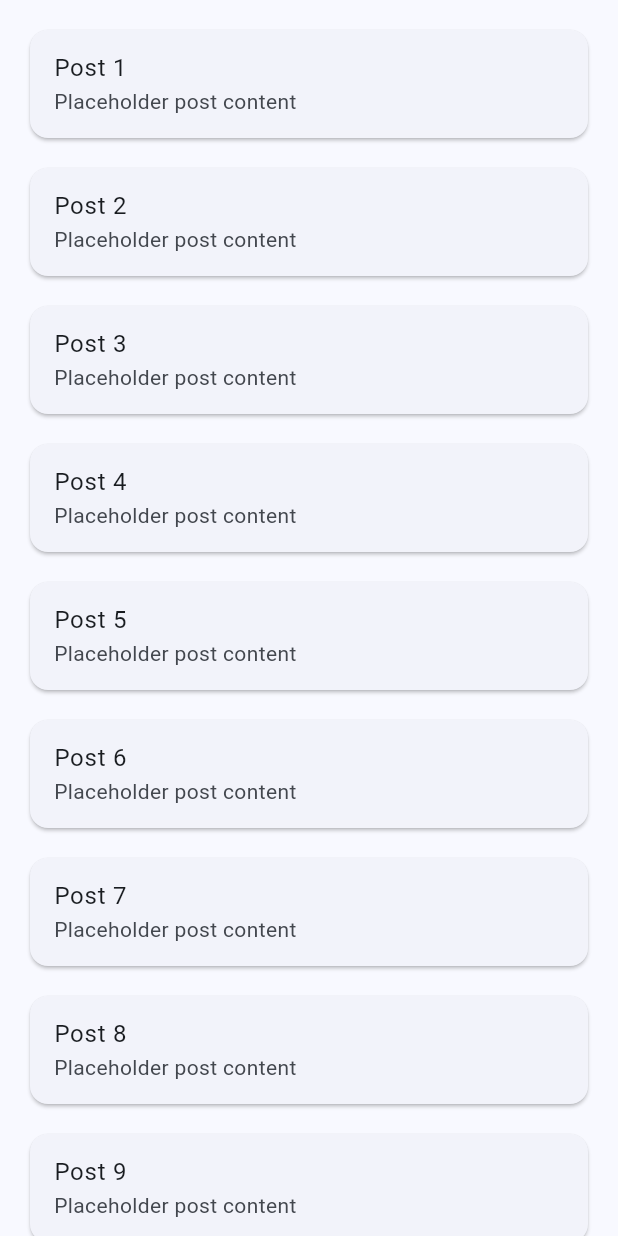
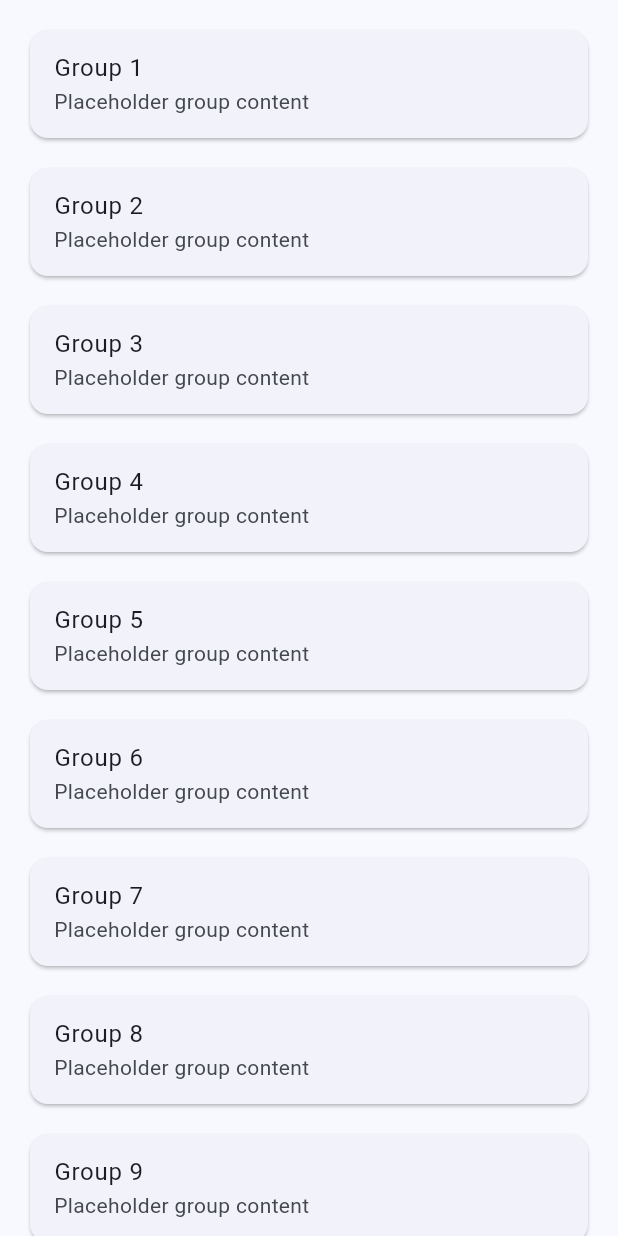
Before and after one commit to 23r0c001/flutter.posts, a Flutter app: the screen it shows after launch, on a phone screen of 412 x 824 dp. Run offline on Flutter 3.47's test engine with Material 3 defaults, Android fonts, the phone set to English and light mode, and no system bars; our stand-ins replace go_router; missing offline and left inert: dart:html.

Commit message:
Refactor import paths to use the new package structure for consistency across forum home views and widgets.

```diff
--- a/lib/src/views/forum_home/forum_shell.dart
+++ b/lib/src/views/forum_home/forum_shell.dart
@@ -1,7 +1,7 @@
 import 'package:flutter/material.dart';
+import 'package:flutter_posts/src/shared/navigation/lightbox_controller.dart';
+import 'package:flutter_posts/src/shared/widgets/responsive_layout.dart';
 
-import '../../shared/navigation/lightbox_controller.dart';
-import '../../shared/widgets/responsive_layout.dart';
 import 'widgets/media_viewer_dialog.dart';
 import 'widgets/resources_pane.dart';
 import 'widgets/sidebar_widget.dart';
--- a/lib/src/views/forum_home/thread_comments_page.dart
+++ b/lib/src/views/forum_home/thread_comments_page.dart
@@ -1,7 +1,6 @@
 import 'package:flutter/material.dart';
-
-import '../../shared/navigation/lightbox_controller.dart';
-import '../../shared/widgets/responsive_layout.dart';
+import 'package:flutter_posts/src/shared/navigation/lightbox_controller.dart';
+import 'package:flutter_posts/src/shared/widgets/responsive_layout.dart';
 
 /// Thread page that shows post context at top and comments below.
 class ThreadCommentsPage extends StatelessWidget {
--- a/lib/src/views/forum_home/widgets/post_list.dart
+++ b/lib/src/views/forum_home/widgets/post_list.dart
@@ -1,7 +1,6 @@
 import 'package:flutter/material.dart';
 import 'package:go_router/go_router.dart';
-
-import '../../../shared/constants/app_routes.dart';
+import 'package:flutter_posts/src/shared/constants/app_routes.dart';
 
 class PostList extends StatelessWidget {
   const PostList({super.key});
@@ -23,8 +22,8 @@ class PostList extends StatelessWidget {
         );
         return Card(
           child: ListTile(
-            title: Text('Post ${index + 1}'),
-            subtitle: const Text('Placeholder post content'),
+            title: Text('Group ${index + 1}'),
+            subtitle: const Text('Placeholder group content'),
             // Use push to preserve a clear in-app back stack.
             onTap: () => context.push(threadPath),
           ),
--- a/lib/src/views/forum_home/widgets/sidebar_widget.dart
+++ b/lib/src/views/forum_home/widgets/sidebar_widget.dart
@@ -1,7 +1,6 @@
 import 'package:flutter/material.dart';
+import 'package:flutter_posts/src/shared/constants/app_routes.dart';
 import 'package:go_router/go_router.dart';
-
-import '../../../shared/constants/app_routes.dart';
 
 class SidebarWidget extends StatelessWidget {
   const SidebarWidget({super.key});
```
Also changed, not shown: lib/src/routing/app_router.dart (+5 -6 lines), 1 other file.
